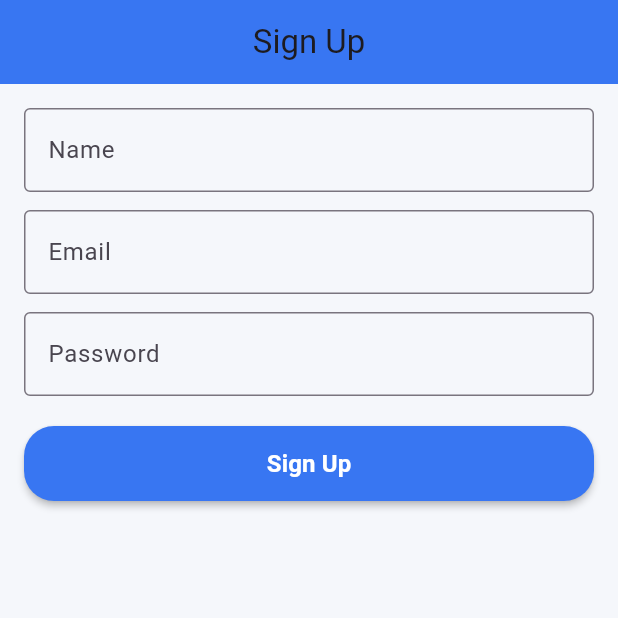
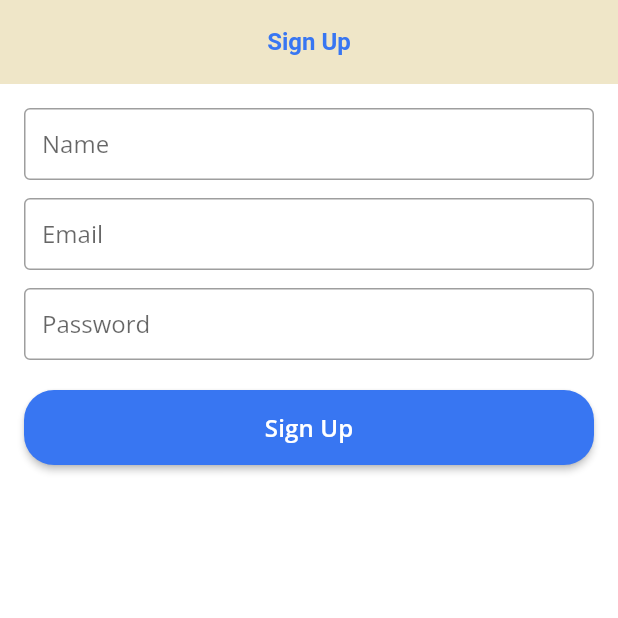
Before and after one commit to Waqas0343/to_do_app_reverpod, a Flutter app: the screen it shows after launch, after a tap on "Get Started", after a tap on "Don't have an account? Sign Up", on a phone screen of 412 x 824 dp, the top half of it. Run offline on Flutter 3.47's test engine with Material 3 defaults, Android fonts, the phone set to English and light mode, and no system bars; our stand-ins replace flutter_riverpod, go_router, google_fonts, shared_preferences.

Commit message:
Implement App Theme

```diff
--- a/lib/core/theme/app_theme.dart
+++ b/lib/core/theme/app_theme.dart
@@ -1,22 +1,96 @@
 import 'package:flutter/material.dart';
+import 'package:flutter_riverpod/flutter_riverpod.dart';
+import 'package:flutter_riverpod/legacy.dart';
+import 'package:google_fonts/google_fonts.dart';
+
 import 'app_colors.dart';
 
-class AppTheme {
-  static ThemeData lightTheme = ThemeData(
-    primaryColor: AppColors.primary,
-    scaffoldBackgroundColor: AppColors.background,
+class ThemeState {
+  final ThemeData themeData;
+
+  ThemeState({required this.themeData});
+}
+
+class ThemeNotifier extends StateNotifier<ThemeState> {
+  ThemeNotifier() : super(ThemeState(themeData: _lightTheme));
+  static double borderRadius = 6.0;
+  static final ThemeData _lightTheme = _buildLightTheme();
+  static ThemeData _buildLightTheme() {
+    final MaterialColor primaryColor = MaterialColor(
+      0xFFEFE6C8,
+      {
+        50: Color(0xFFFBFAF3),
+        100: Color(0xFFF5F0DD),
+        200: Color(0xFFEEE4C3),
+        300: Color(0xFFE7D8A9),
+        400: Color(0xFFE2CF95),
+        500: Color(0xFFEFE6C8),
+        600: Color(0xFFD8CFAF),
+        700: Color(0xFFC1B896),
+        800: Color(0xFFAAA17D),
+        900: Color(0xFF8C8461),
+      },
+    );
+
+    final baseTheme = ThemeData(
+      useMaterial3: false,
+      scaffoldBackgroundColor: Colors.white,
+
+      inputDecorationTheme: InputDecorationTheme(
+        border: OutlineInputBorder(
+          borderRadius: BorderRadius.circular(borderRadius),
+        ),
+        contentPadding:
+         EdgeInsets.symmetric(vertical: 10, horizontal: 12),
+      ),
+
       appBarTheme: AppBarTheme(
-      backgroundColor: AppColors.primary,
+        centerTitle: true,
         elevation: 0,
-      centerTitle: true,
+        titleTextStyle: GoogleFonts.aDLaMDisplay(
+          fontSize: 16,
+          fontWeight: FontWeight.bold,
+          color: AppColors.primary,
         ),
+      ),
+
       elevatedButtonTheme: ElevatedButtonThemeData(
         style: ElevatedButton.styleFrom(
           backgroundColor: AppColors.primary,
           shape: RoundedRectangleBorder(
-          borderRadius: BorderRadius.circular(12),
+            borderRadius: BorderRadius.circular(borderRadius),
           ),
         ),
       ),
+
+      textButtonTheme: TextButtonThemeData(
+        style: TextButton.styleFrom(
+          foregroundColor: AppColors.primary,
+        ),
+      ),
+
+      floatingActionButtonTheme: const FloatingActionButtonThemeData(
+        elevation: 2,
+      ),
+
+      primaryColor: primaryColor,
+
+      colorScheme: ColorScheme.fromSwatch(
+        primarySwatch: primaryColor,
+        backgroundColor: Colors.white,
+      ),
+    );
+
+    return baseTheme.copyWith(
+      textTheme: GoogleFonts.openSansTextTheme(baseTheme.textTheme),
     );
   }
+  void setLightTheme() {
+    state = ThemeState(themeData: _lightTheme);
+  }
+}
+
+final appThemeProvider =
+StateNotifierProvider<ThemeNotifier, ThemeState>(
+      (ref) => ThemeNotifier(),
+);
--- a/lib/features/todo/presentation/providers/login_rev_provider.dart
+++ b/lib/features/todo/presentation/providers/login_rev_provider.dart
@@ -10,6 +10,7 @@ class LoginController extends StateNotifier<void> {
   final TextEditingController passwordController = TextEditingController();
   final Ref ref;
   LoginController(this.ref) : super(null);
+
   Future<void> login(BuildContext context, String email, String password) async {
     if (email.isEmpty || password.isEmpty) {
       ScaffoldMessenger.of(context).showSnackBar(
--- /dev/null
+++ b/lib/features/todo/presentation/providers/sign_up_rev_provider.dart
@@ -0,0 +1,17 @@
+import 'package:flutter/cupertino.dart';
+import 'package:flutter_riverpod/flutter_riverpod.dart';
+import 'package:flutter_riverpod/legacy.dart';
+
+class SignUpRevProvider extends StateNotifier<void> {
+  final Ref ref;
+  SignUpRevProvider(this.ref) : super(null);
+
+  final TextEditingController nameController = TextEditingController();
+  final TextEditingController emailController = TextEditingController();
+  final TextEditingController passwordController = TextEditingController();
+}
+
+final signUpControllerProvider =
+StateNotifierProvider<SignUpRevProvider, void>((ref) {
+  return SignUpRevProvider(ref);
+});
--- a/lib/features/todo/presentation/screens/onboarding_screen.dart
+++ b/lib/features/todo/presentation/screens/onboarding_screen.dart
@@ -9,7 +9,9 @@ class OnboardingScreen extends ConsumerWidget {
   @override
   Widget build(BuildContext context, WidgetRef ref) {
     return Scaffold(
-      body: Column(
+      body: Padding(
+        padding: const EdgeInsets.all(8.0),
+        child: Column(
           mainAxisAlignment: MainAxisAlignment.center,
           children: [
              Text(
@@ -25,6 +27,7 @@ class OnboardingScreen extends ConsumerWidget {
             ),
           ],
         ),
+      ),
     );
   }
 }
--- a/lib/features/todo/presentation/screens/signup_screen.dart
+++ b/lib/features/todo/presentation/screens/signup_screen.dart
@@ -1,28 +1,27 @@
 import 'package:flutter/material.dart';
+import 'package:flutter_riverpod/flutter_riverpod.dart';
 import 'package:to_do_app_reverpod/routes/routes.dart';
 import '../../../../core/widgets/custom_button.dart';
 import '../../../../core/widgets/custom_textfield.dart';
+import '../providers/sign_up_rev_provider.dart';
 
-class SignupScreen extends StatelessWidget {
-  final TextEditingController nameController = TextEditingController();
-  final TextEditingController emailController = TextEditingController();
-  final TextEditingController passwordController = TextEditingController();
-
-  SignupScreen({super.key});
+class SignupScreen extends ConsumerWidget {
+ const SignupScreen({super.key});
 
   @override
-  Widget build(BuildContext context) {
+  Widget build(BuildContext context, WidgetRef ref) {
+    final controller = ref.watch(signUpControllerProvider.notifier);
     return Scaffold(
       appBar: AppBar(title: Text("Sign Up")),
       body: Padding(
         padding:  EdgeInsets.all(16.0),
         child: Column(
           children: [
-            CustomTextField(controller: nameController, hint: "Name"),
+            CustomTextField(controller: controller.nameController, hint: "Name"),
             SizedBox(height: 12),
-            CustomTextField(controller: emailController, hint: "Email"),
+            CustomTextField(controller: controller.emailController, hint: "Email"),
             SizedBox(height: 12),
-            CustomTextField(controller: passwordController, hint: "Password"),
+            CustomTextField(controller: controller.passwordController, hint: "Password"),
             SizedBox(height: 20),
             CustomButton(
               title: "Sign Up",
--- a/lib/main.dart
+++ b/lib/main.dart
@@ -20,15 +20,16 @@ final sharedPreferencesProvider = Provider<SharedPreferences>((ref) {
   throw UnimplementedError();
 });
 
-class MyApp extends StatelessWidget {
+class MyApp extends ConsumerWidget {
   const MyApp({super.key});
 
   @override
-  Widget build(BuildContext context) {
+  Widget build(BuildContext context, WidgetRef ref) {
+    final theme = ref.watch(appThemeProvider).themeData;
     return MaterialApp.router(
       debugShowCheckedModeBanner: false,
       title: 'Todo Pro App',
-      theme: AppTheme.lightTheme,
+      theme: theme,
       routerConfig: appRouter,
     );
   }
--- a/pubspec.yaml
+++ b/pubspec.yaml
@@ -37,6 +37,7 @@ dependencies:
   flutter_riverpod: ^3.3.1
   go_router: ^17.1.0
   shared_preferences: ^2.5.4
+  google_fonts: ^8.0.2
 
 dev_dependencies:
   flutter_test:
```
Also changed, not shown: pubspec.lock, 2 other files. Lines whose indentation alone changed are shown as unchanged.
